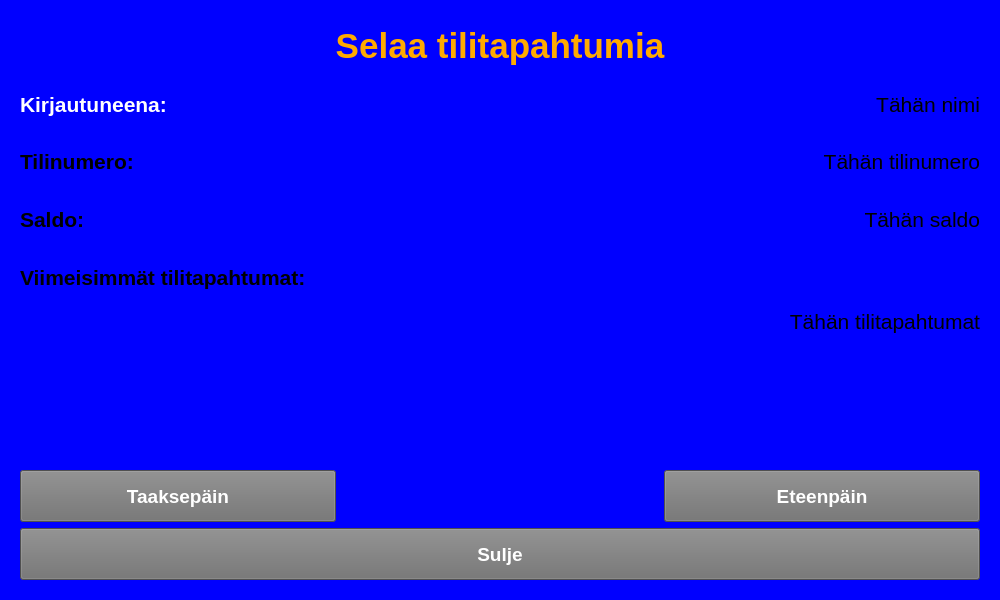
First picture: the form in BankEXE/mainmenu.ui, repository Akllu/BankSimul, before the edit.
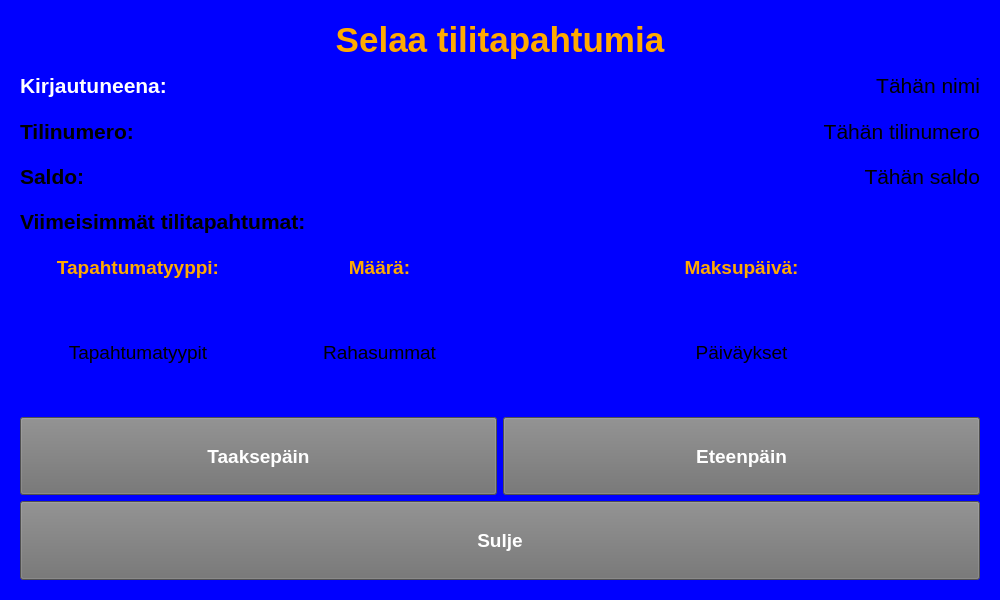
Second picture: the form after the edit. The open tabs and pages were chosen to show the change.

```diff
--- a/BankEXE/mainmenu.ui
+++ b/BankEXE/mainmenu.ui
@@ -1772,139 +1772,42 @@
       <layout class="QVBoxLayout" name="verticalLayout_5">
        <item>
         <layout class="QGridLayout" name="trcGridLayout">
-         <item row="1" column="1" colspan="2">
-          <widget class="QLabel" name="trcNameLabel">
+         <item row="5" column="2" colspan="2">
+          <widget class="QLabel" name="trcHeaderLabel8">
            <property name="font">
             <font>
-             <pointsize>16</pointsize>
-            </font>
-           </property>
-           <property name="text">
-            <string>Tähän nimi</string>
-           </property>
-           <property name="alignment">
-            <set>Qt::AlignRight|Qt::AlignTrailing|Qt::AlignVCenter</set>
-           </property>
-          </widget>
-         </item>
-         <item row="9" column="0" colspan="3">
-          <widget class="QPushButton" name="trcCloseButton">
-           <property name="sizePolicy">
-            <sizepolicy hsizetype="Preferred" vsizetype="Preferred">
-             <horstretch>0</horstretch>
-             <verstretch>0</verstretch>
-            </sizepolicy>
-           </property>
-           <property name="font">
-            <font>
              <pointsize>14</pointsize>
              <weight>75</weight>
              <bold>true</bold>
             </font>
            </property>
            <property name="styleSheet">
-            <string notr="true">background-color: rgb(112, 112, 112);
-color: rgb(255, 255, 255);</string>
+            <string notr="true">color: rgb(255, 170, 0);</string>
            </property>
            <property name="text">
-            <string>Sulje</string>
+            <string>Maksupäivä:</string>
            </property>
-          </widget>
-         </item>
-         <item row="3" column="1" colspan="2">
-          <widget class="QLabel" name="trcBalanceLabel">
-           <property name="font">
-            <font>
-             <pointsize>16</pointsize>
-            </font>
-           </property>
-           <property name="text">
-            <string>Tähän saldo</string>
-           </property>
            <property name="alignment">
-            <set>Qt::AlignRight|Qt::AlignTrailing|Qt::AlignVCenter</set>
+            <set>Qt::AlignCenter</set>
            </property>
           </widget>
          </item>
-         <item row="2" column="1" colspan="2">
-          <widget class="QLabel" name="trcAccountLabel">
+         <item row="7" column="0" rowspan="3">
+          <widget class="QLabel" name="trcEventLabel">
            <property name="font">
             <font>
-             <pointsize>16</pointsize>
+             <pointsize>14</pointsize>
             </font>
            </property>
            <property name="text">
-            <string>Tähän tilinumero</string>
+            <string>Tapahtumatyypit</string>
            </property>
            <property name="alignment">
-            <set>Qt::AlignRight|Qt::AlignTrailing|Qt::AlignVCenter</set>
+            <set>Qt::AlignCenter</set>
            </property>
           </widget>
          </item>
-         <item row="1" column="0">
-          <widget class="QLabel" name="trcHeaderLabel2">
-           <property name="font">
-            <font>
-             <pointsize>16</pointsize>
-             <weight>75</weight>
-             <bold>true</bold>
-            </font>
-           </property>
-           <property name="styleSheet">
-            <string notr="true">color: rgb(255, 255, 255);</string>
-           </property>
-           <property name="text">
-            <string>Kirjautuneena:</string>
-           </property>
-           <property name="alignment">
-            <set>Qt::AlignLeading|Qt::AlignLeft|Qt::AlignVCenter</set>
-           </property>
-          </widget>
-         </item>
-         <item row="5" column="0" rowspan="3" colspan="3">
-          <widget class="QLabel" name="trcTransactionsLabel">
-           <property name="font">
-            <font>
-             <pointsize>16</pointsize>
-            </font>
-           </property>
-           <property name="text">
-            <string>Tähän tilitapahtumat</string>
-           </property>
-           <property name="alignment">
-            <set>Qt::AlignRight|Qt::AlignTop|Qt::AlignTrailing</set>
-           </property>
-          </widget>
-         </item>
-         <item row="2" column="0">
-          <widget class="QLabel" name="trcHeaderLabel3">
-           <property name="font">
-            <font>
-             <pointsize>16</pointsize>
-             <weight>75</weight>
-             <bold>true</bold>
-            </font>
-           </property>
-           <property name="text">
-            <string>Tilinumero:</string>
-           </property>
-          </widget>
-         </item>
-         <item row="4" column="0" colspan="3">
-          <widget class="QLabel" name="trcHeaderLabel5">
-           <property name="font">
-            <font>
-             <pointsize>16</pointsize>
-             <weight>75</weight>
-             <bold>true</bold>
-            </font>
-           </property>
-           <property name="text">
-            <string>Viimeisimmät tilitapahtumat:</string>
-           </property>
-          </widget>
-         </item>
-         <item row="8" column="0">
+         <item row="10" column="0" rowspan="2" colspan="2">
           <widget class="QPushButton" name="trcPreviousButton">
            <property name="sizePolicy">
             <sizepolicy hsizetype="Preferred" vsizetype="Preferred">
@@ -1928,7 +1831,100 @@
            </property>
           </widget>
          </item>
-         <item row="0" column="0" colspan="3">
+         <item row="1" column="1" colspan="3">
+          <widget class="QLabel" name="trcNameLabel">
+           <property name="font">
+            <font>
+             <pointsize>16</pointsize>
+            </font>
+           </property>
+           <property name="text">
+            <string>Tähän nimi</string>
+           </property>
+           <property name="alignment">
+            <set>Qt::AlignRight|Qt::AlignTrailing|Qt::AlignVCenter</set>
+           </property>
+          </widget>
+         </item>
+         <item row="2" column="0">
+          <widget class="QLabel" name="trcHeaderLabel3">
+           <property name="font">
+            <font>
+             <pointsize>16</pointsize>
+             <weight>75</weight>
+             <bold>true</bold>
+            </font>
+           </property>
+           <property name="text">
+            <string>Tilinumero:</string>
+           </property>
+          </widget>
+         </item>
+         <item row="7" column="1" rowspan="3">
+          <widget class="QLabel" name="trcAmountLabel">
+           <property name="font">
+            <font>
+             <pointsize>14</pointsize>
+            </font>
+           </property>
+           <property name="text">
+            <string>Rahasummat</string>
+           </property>
+           <property name="alignment">
+            <set>Qt::AlignCenter</set>
+           </property>
+          </widget>
+         </item>
+         <item row="5" column="1">
+          <widget class="QLabel" name="trcHeaderLabel7">
+           <property name="font">
+            <font>
+             <pointsize>14</pointsize>
+             <weight>75</weight>
+             <bold>true</bold>
+            </font>
+           </property>
+           <property name="styleSheet">
+            <string notr="true">color: rgb(255, 170, 0);</string>
+           </property>
+           <property name="text">
+            <string>Määrä:</string>
+           </property>
+           <property name="alignment">
+            <set>Qt::AlignCenter</set>
+           </property>
+          </widget>
+         </item>
+         <item row="3" column="0">
+          <widget class="QLabel" name="trcHeaderLabel4">
+           <property name="font">
+            <font>
+             <pointsize>16</pointsize>
+             <weight>75</weight>
+             <bold>true</bold>
+            </font>
+           </property>
+           <property name="text">
+            <string>Saldo:</string>
+           </property>
+          </widget>
+         </item>
+         <item row="3" column="1" colspan="3">
+          <widget class="QLabel" name="trcBalanceLabel">
+           <property name="font">
+            <font>
+             <pointsize>16</pointsize>
+            </font>
+           </property>
+           <property name="text">
+            <string>Tähän saldo</string>
+           </property>
+           <property name="alignment">
+            <set>Qt::AlignRight|Qt::AlignTrailing|Qt::AlignVCenter</set>
+           </property>
+          </widget>
+         </item>
+         <item row="0" column="0" colspan="4">
           <widget class="QLabel" name="trcHeaderLabel">
            <property name="font">
             <font>
@@ -1948,21 +1944,7 @@
            </property>
           </widget>
          </item>
-         <item row="3" column="0">
-          <widget class="QLabel" name="trcHeaderLabel4">
-           <property name="font">
-            <font>
-             <pointsize>16</pointsize>
-             <weight>75</weight>
-             <bold>true</bold>
-            </font>
-           </property>
-           <property name="text">
-            <string>Saldo:</string>
-           </property>
-          </widget>
-         </item>
-         <item row="8" column="2">
+         <item row="10" column="2" rowspan="2" colspan="2">
           <widget class="QPushButton" name="trcNextButton">
            <property name="sizePolicy">
             <sizepolicy hsizetype="Preferred" vsizetype="Preferred">
@@ -1986,6 +1968,114 @@
            </property>
           </widget>
          </item>
+         <item row="4" column="0" colspan="4">
+          <widget class="QLabel" name="trcHeaderLabel5">
+           <property name="font">
+            <font>
+             <pointsize>16</pointsize>
+             <weight>75</weight>
+             <bold>true</bold>
+            </font>
+           </property>
+           <property name="text">
+            <string>Viimeisimmät tilitapahtumat:</string>
+           </property>
+          </widget>
+         </item>
+         <item row="2" column="1" colspan="3">
+          <widget class="QLabel" name="trcAccountLabel">
+           <property name="font">
+            <font>
+             <pointsize>16</pointsize>
+            </font>
+           </property>
+           <property name="text">
+            <string>Tähän tilinumero</string>
+           </property>
+           <property name="alignment">
+            <set>Qt::AlignRight|Qt::AlignTrailing|Qt::AlignVCenter</set>
+           </property>
+          </widget>
+         </item>
+         <item row="5" column="0">
+          <widget class="QLabel" name="trcHeaderLabel6">
+           <property name="font">
+            <font>
+             <pointsize>14</pointsize>
+             <weight>75</weight>
+             <bold>true</bold>
+            </font>
+           </property>
+           <property name="styleSheet">
+            <string notr="true">color: rgb(255, 170, 0);</string>
+           </property>
+           <property name="text">
+            <string>Tapahtumatyyppi:</string>
+           </property>
+           <property name="alignment">
+            <set>Qt::AlignCenter</set>
+           </property>
+          </widget>
+         </item>
+         <item row="7" column="2" rowspan="3" colspan="2">
+          <widget class="QLabel" name="trcDateLabel">
+           <property name="font">
+            <font>
+             <pointsize>14</pointsize>
+            </font>
+           </property>
+           <property name="text">
+            <string>Päiväykset</string>
+           </property>
+           <property name="alignment">
+            <set>Qt::AlignCenter</set>
+           </property>
+          </widget>
+         </item>
+         <item row="1" column="0">
+          <widget class="QLabel" name="trcHeaderLabel2">
+           <property name="font">
+            <font>
+             <pointsize>16</pointsize>
+             <weight>75</weight>
+             <bold>true</bold>
+            </font>
+           </property>
+           <property name="styleSheet">
+            <string notr="true">color: rgb(255, 255, 255);</string>
+           </property>
+           <property name="text">
+            <string>Kirjautuneena:</string>
+           </property>
+           <property name="alignment">
+            <set>Qt::AlignLeading|Qt::AlignLeft|Qt::AlignVCenter</set>
+           </property>
+          </widget>
+         </item>
+         <item row="12" column="0" rowspan="2" colspan="4">
+          <widget class="QPushButton" name="trcCloseButton">
+           <property name="sizePolicy">
+            <sizepolicy hsizetype="Preferred" vsizetype="Preferred">
+             <horstretch>0</horstretch>
+             <verstretch>0</verstretch>
+            </sizepolicy>
+           </property>
+           <property name="font">
+            <font>
+             <pointsize>14</pointsize>
+             <weight>75</weight>
+             <bold>true</bold>
+            </font>
+           </property>
+           <property name="styleSheet">
+            <string notr="true">background-color: rgb(112, 112, 112);
+color: rgb(255, 255, 255);</string>
+           </property>
+           <property name="text">
+            <string>Sulje</string>
+           </property>
+          </widget>
+         </item>
         </layout>
        </item>
       </layout>
```
Left out of the diff: 253 changed lines with no effect on the pictures.
